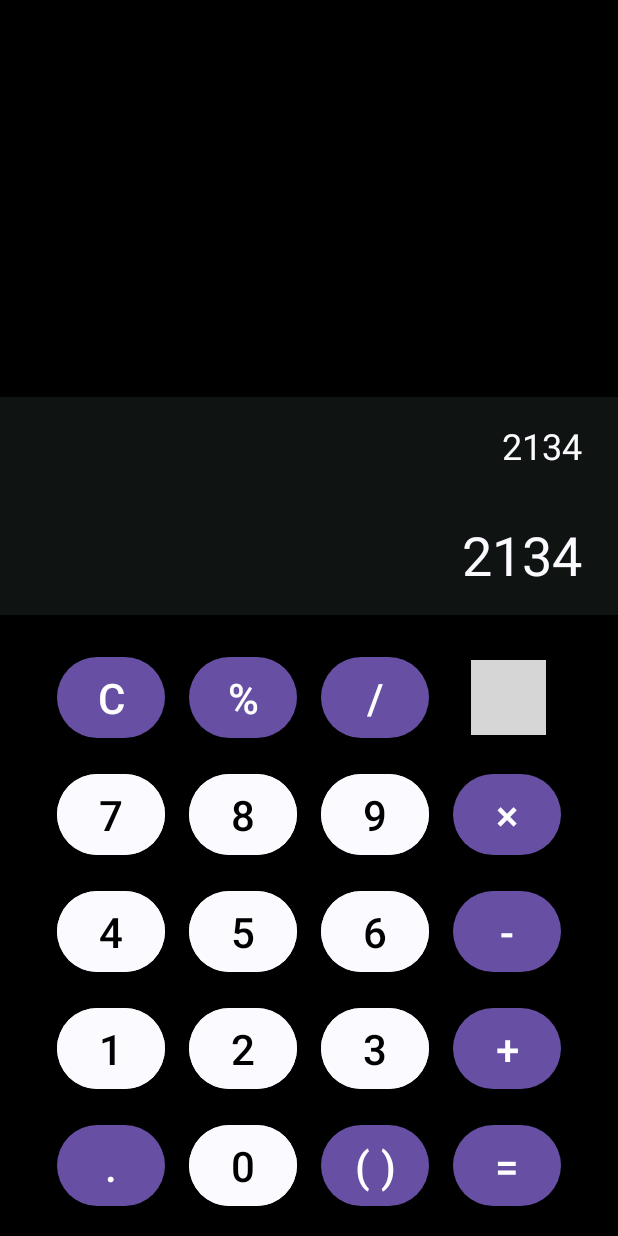
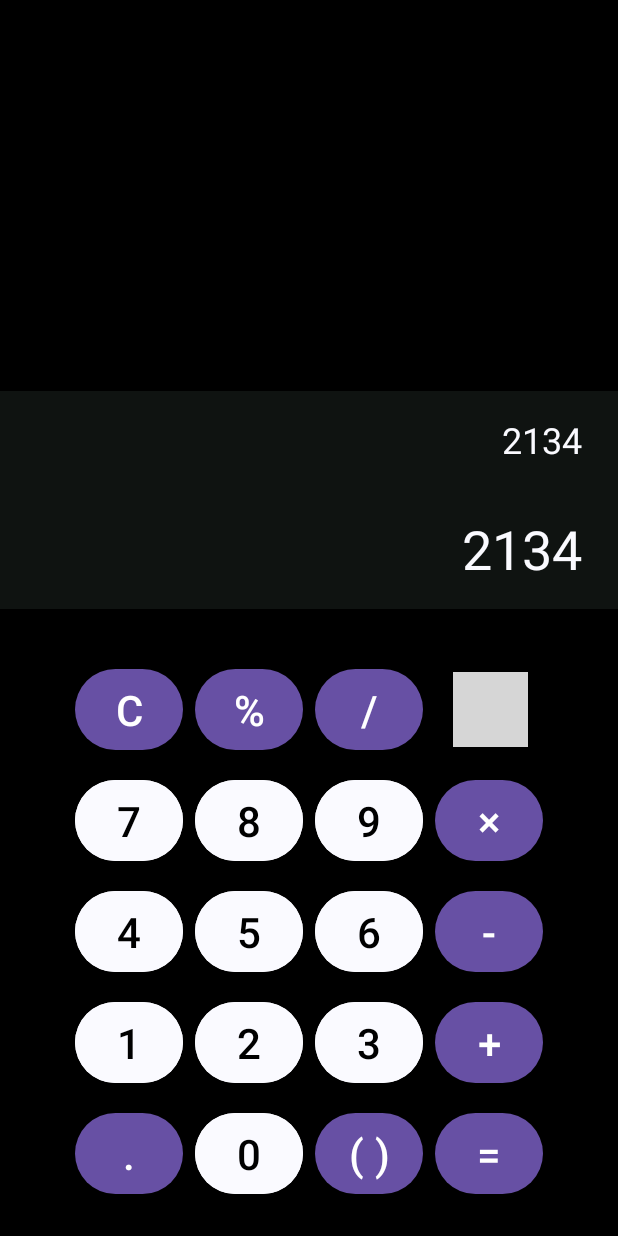
Before and after one commit to KrishnaTech6/CalcEase-Calculator, an Android app: the layout activity_main.xml on its own in the app's theme, with its tools: preview values and no code run, on a phone screen of 412 x 824 dp. Run offline under Robolectric (Android 15) with nearby library versions, the phone set to English and light mode, and no system bars; grey boxes are pictures that could not be loaded.

Commit message:
:tada: Added cardView for future use , and ui changes

```diff
--- a/app/src/main/java/com/example/calceasecalculator/MainActivity.kt
+++ b/app/src/main/java/com/example/calceasecalculator/MainActivity.kt
@@ -115,8 +115,8 @@ class MainActivity : AppCompatActivity() {
                 binding.tvDisplayAnswer.setTextColor(ContextCompat.getColor(this, R.color.previewTextColor))
                 binding.tvShowCalculation.setTextColor(ContextCompat.getColor(this, R.color.textColor))
             }else{
-                binding.tvShowCalculation.textSize =44f
-                binding.tvDisplayAnswer.textSize = 30F
+                binding.tvShowCalculation.textSize =30f
+                binding.tvDisplayAnswer.textSize = 44F
                 binding.tvDisplayAnswer.text = "Error"
                 binding.tvDisplayAnswer.setTextColor(ContextCompat.getColor(this, R.color.textColor))
                 binding.tvShowCalculation.setTextColor(ContextCompat.getColor(this, R.color.previewTextColor))
--- a/app/src/main/res/layout/activity_main.xml
+++ b/app/src/main/res/layout/activity_main.xml
@@ -12,8 +12,8 @@
         android:layout_width="match_parent"
         android:layout_height="wrap_content"
         android:background="#0F1311"
-        android:gravity="end|center_vertical"
         android:padding="@dimen/extra_padding"
+        android:gravity="end"
         android:paddingEnd="24dp"
         android:textIsSelectable="true"
         android:paddingStart="24dp"
@@ -39,23 +39,30 @@
         android:textColor="@color/textColor"
         android:maxLines="2"
         android:textSize="@dimen/text_size_calc_36sp"
-        app:layout_constraintBottom_toTopOf="@+id/LL"
+        app:layout_constraintBottom_toTopOf="@+id/cardView"
         tools:layout_editor_absoluteX="8dp" />
 
-    <LinearLayout
-        android:id="@+id/LL"
+    <androidx.cardview.widget.CardView
+        android:id="@+id/cardView"
         android:layout_width="match_parent"
         android:layout_height="wrap_content"
-        android:orientation="vertical"
-        android:layout_marginBottom="@dimen/standard_margin"
+        app:cardBackgroundColor="@color/black"
+        app:cardElevation="4dp"
+        app:cardCornerRadius="@dimen/card_corner_radius"
         app:layout_constraintBottom_toBottomOf="parent"
         app:layout_constraintEnd_toEndOf="parent"
         app:layout_constraintStart_toStartOf="parent">
+        <LinearLayout
+            android:layout_width="match_parent"
+            android:layout_height="wrap_content"
+            android:layout_margin="@dimen/extra_margin"
+            android:orientation="vertical">
 
             <LinearLayout
                 android:layout_width="wrap_content"
                 android:layout_height="wrap_content"
                 android:layout_gravity="center_horizontal"
+                android:layout_marginBottom="@dimen/standard_margin"
                 android:orientation="horizontal">
 
                 <Button
@@ -109,6 +116,7 @@
                 android:layout_width="wrap_content"
                 android:layout_height="wrap_content"
                 android:layout_gravity="center_horizontal"
+                android:layout_marginBottom="@dimen/standard_margin"
                 android:orientation="horizontal">
                 <Button
                     android:id="@+id/btn_7"
@@ -162,6 +170,7 @@
                 android:layout_width="wrap_content"
                 android:layout_height="wrap_content"
                 android:layout_gravity="center_horizontal"
+                android:layout_marginBottom="@dimen/standard_margin"
                 android:orientation="horizontal">
 
                 <Button
@@ -216,6 +225,7 @@
                 android:layout_width="wrap_content"
                 android:layout_height="wrap_content"
                 android:layout_gravity="center_horizontal"
+                android:layout_marginBottom="@dimen/standard_margin"
                 android:orientation="horizontal">
                 <Button
                     android:id="@+id/btn_1"
@@ -269,6 +279,7 @@
                 android:layout_width="wrap_content"
                 android:layout_height="wrap_content"
                 android:layout_gravity="center_horizontal"
+                android:layout_marginBottom="@dimen/standard_margin"
                 android:orientation="horizontal">
                 <Button
                     android:id="@+id/btn_dot"
@@ -313,4 +324,7 @@
                     android:textSize="28sp" />
             </LinearLayout>
         </LinearLayout>
+
+    </androidx.cardview.widget.CardView>
+
 </androidx.constraintlayout.widget.ConstraintLayout>
--- a/app/src/main/res/values/dimens.xml
+++ b/app/src/main/res/values/dimens.xml
@@ -1,9 +1,10 @@
 <?xml version="1.0" encoding="utf-8"?>
 <resources>
     <dimen name="padding_btn">8dp</dimen>
-    <dimen name="standard_margin">8dp</dimen>
+    <dimen name="standard_margin">4dp</dimen>
     <dimen name="extra_margin">16dp</dimen>
     <dimen name="extra_padding">16sp</dimen>
     <dimen name="text_size_calc_24">24sp</dimen>
     <dimen name="text_size_calc_36sp">36sp</dimen>
+    <dimen name="card_corner_radius">16dp</dimen>
 </resources>
```
Lines whose indentation alone changed are shown as unchanged.
